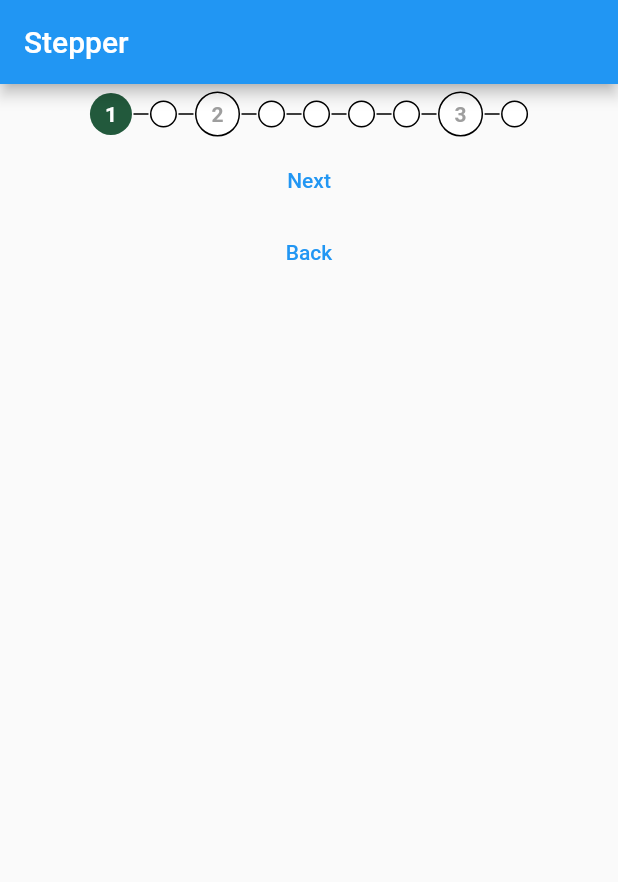
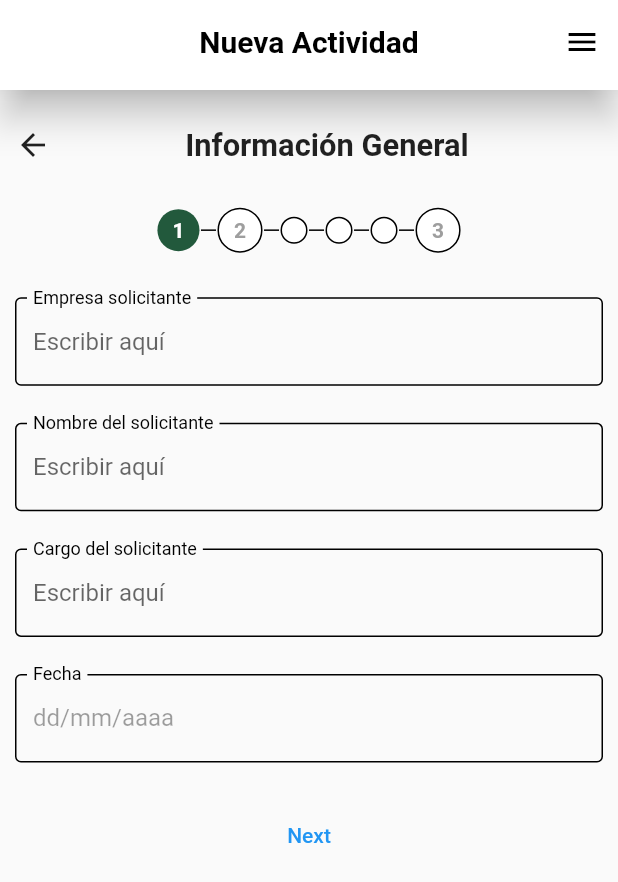
Before and after one commit to MIGUELMEDRAN/widget, a Flutter app: the screen it shows after launch, on a phone screen of 412 x 824 dp. Shown: the top 882 px of the screen. Run offline on Flutter 3.47's test engine with Material 2 defaults, Android fonts, the phone set to English and light mode, and no system bars; missing offline and left inert: change_notifier_builder.

Commit message:
appbar, generalInformation

```diff
--- a/lib/main.dart
+++ b/lib/main.dart
@@ -1,17 +1,36 @@
 import 'package:flutter/material.dart';
-import 'package:pruebas/custom_stepper.dart';
-import 'package:pruebas/custom_stepper_controller.dart';
+import 'package:pruebas/screens/create_activity/general_information_screen.dart';
+import 'package:pruebas/screens/create_activity/main_screen.dart';
+import 'package:pruebas/widgets/custom_stepper.dart';
+import 'package:pruebas/widgets/custom_stepper_controller.dart';
+import 'package:pruebas/widgets/custom_text_form_field.dart';
+import 'package:pruebas/widgets/date_text_form_field.dart';
 
 void main() => runApp(MyApp());
 
 class MyApp extends StatelessWidget {
-  CustomStepperController customStepperController = CustomStepperController();
 
   @override
   Widget build(BuildContext context) {
     return MaterialApp(
+      debugShowCheckedModeBanner: false,
       title: 'Stepper',
-      home: Scaffold(
+      home: MainScreen()
+    );
+  }
+}
+
+class HomeScreen extends StatelessWidget {
+  HomeScreen({
+    Key? key,
+  }) : super(key: key);
+
+  CustomStepperController customStepperController = CustomStepperController();
+
+
+  @override
+  Widget build(BuildContext context) {
+    return Scaffold(
       appBar: AppBar(
         title: const Text('Stepper'),
       ),
@@ -20,7 +39,11 @@ class MyApp extends StatelessWidget {
           Center(
             child: CustomStepper(
               customStepperController: customStepperController,
-                stepperItems: const {1: 1, 2: 4, 3: 1},
+              stepperItems: const {
+                1: 0,
+                2: 4,
+                3: 0,
+              },
             ),
           ),
           TextButton(
@@ -35,8 +58,20 @@ class MyApp extends StatelessWidget {
               customStepperController.currentStep--;
             },
           ),
+          CustomTextFormField(
+            label: 'Empresa',
+            hintText: 'Su empresa...',
+            validator: null,
+            onChanged: (value) => print(value),
+          ),
+          const SizedBox(height: 20),
+          DateTextFormField(
+            label: 'Fecha',
+            hintText: 'dd/mm/aaaa',
+            validator: null,
+            onChanged: (value) => print(value),
+          ),
         ],
-        ),
       ),
     );
   }
--- /dev/null
+++ b/lib/screens/create_activity/general_information_screen.dart
@@ -0,0 +1,48 @@
+import 'package:flutter/material.dart';
+import 'package:pruebas/widgets/custom_text_form_field.dart';
+import 'package:pruebas/widgets/date_text_form_field.dart';
+
+class GeneralnformationScreen extends StatelessWidget {
+  GeneralnformationScreen({Key? key}) : super(key: key);
+
+  @override
+  Widget build(BuildContext context) {
+    final size = MediaQuery.of(context).size;
+
+    return Column(
+      children: [
+        CustomTextFormField(
+          label: 'Empresa solicitante',
+          hintText: 'Escribir aquí',
+          onChanged: (value) {},
+          validator: null,
+        ),
+        SizedBox(height: size.height * 0.03),
+
+        CustomTextFormField(
+          label: 'Nombre del solicitante',
+          hintText: 'Escribir aquí',
+          onChanged: (value) {},
+          validator: null,
+        ),
+        SizedBox(height: size.height * 0.03),
+
+        CustomTextFormField(
+          label: 'Cargo del solicitante',
+          hintText: 'Escribir aquí',
+          onChanged: (value) {},
+          validator: null,
+        ),
+        SizedBox(height: size.height * 0.03),
+
+        DateTextFormField(
+          label: 'Fecha',
+          hintText: 'dd/mm/aaaa',
+          onChanged: (value) {},
+          validator: null,
+        ),
+        SizedBox(height: size.height * 0.03),
+      ],
+    );
+  }
+}
--- /dev/null
+++ b/lib/screens/create_activity/main_screen.dart
@@ -0,0 +1,83 @@
+import 'package:flutter/material.dart';
+import 'package:pruebas/screens/create_activity/general_information_screen.dart';
+import 'package:pruebas/widgets/custom_appbar.dart';
+import 'package:pruebas/widgets/custom_stepper.dart';
+import 'package:pruebas/widgets/custom_stepper_controller.dart';
+import 'package:pruebas/widgets/title_text.dart';
+
+class MainScreen extends StatefulWidget {
+  /**
+   * [MainScreen] de las pantallas para crear una nueva actividad.
+   * En [FIGMA]: Nueva Actividad/Crear Nueva Actividad
+   */
+  MainScreen({Key? key}) : super(key: key);
+
+  @override
+  State<MainScreen> createState() => _MainScreenState();
+}
+
+class _MainScreenState extends State<MainScreen> {
+  CustomStepperController customStepperController = CustomStepperController();
+
+  //Establecer los screens de los demás equipos
+  List<Widget> screens = [
+    GeneralnformationScreen(),
+    GeneralnformationScreen(),
+    GeneralnformationScreen(),
+    GeneralnformationScreen(),
+    GeneralnformationScreen(),
+    GeneralnformationScreen(),
+  ];
+
+  @override
+  Widget build(BuildContext context) {
+    final size = MediaQuery.of(context).size;
+    return Scaffold(
+      appBar: const CustomAppBar(
+        title: 'Nueva Actividad',
+      ),
+      endDrawer: const Drawer(),
+      body: SingleChildScrollView(
+        padding: const EdgeInsets.symmetric(horizontal: 10),
+        child: Column(
+          children: [
+            SizedBox(height: size.height * 0.03),
+            Row(
+              children: [
+                GestureDetector(
+                  child: const Icon(Icons.arrow_back),
+                  onTap: () {
+                    customStepperController.currentStep--;
+                    setState(() {});
+                  },
+                ),
+                const Spacer(),
+                const TitleText('Información General'),
+                const Spacer(),
+              ],
+            ),
+            SizedBox(height: size.height * 0.03),
+
+            CustomStepper(
+              customStepperController: customStepperController,
+              stepperItems: const {1: 0, 2: 3, 3: 0},
+            ),
+            SizedBox(height: size.height * 0.03),
+
+            //************Screens here*****************/
+            screens[customStepperController.currentStep],
+            //******************************************/
+
+            TextButton(
+              child: const Text('Next'),
+              onPressed: (){
+                customStepperController.currentStep++;
+                setState(() {});
+              },
+            ),
+          ],
+        ),
+      ),
+    );
+  }
+}
--- /dev/null
+++ b/lib/widgets/custom_appbar.dart
@@ -0,0 +1,29 @@
+import 'package:flutter/material.dart';
+
+class CustomAppBar extends StatelessWidget with PreferredSizeWidget{
+  final String title;
+  final double? fontSize;
+  const CustomAppBar({Key? key, required this.title, this.fontSize}) : super(key: key);
+
+  @override
+  Widget build(BuildContext context) {
+    return AppBar(
+      backgroundColor: Colors.white,
+      iconTheme: const IconThemeData(color: Colors.black),
+      title: Text(
+        title,
+        style: TextStyle(
+          fontSize: fontSize,
+          fontWeight: FontWeight.bold,
+          color: Colors.black,
+        ),
+      ),
+      centerTitle: true,
+      elevation: 10,
+    );
+  }
+
+  @override
+  // TODO: implement preferredSize
+  Size get preferredSize => const Size.fromHeight(60);
+}
--- a/lib/custom_stepper.dart
+++ b/lib/widgets/custom_stepper.dart
@@ -1,6 +1,6 @@
 import 'package:change_notifier_builder/change_notifier_builder.dart';
 import 'package:flutter/material.dart';
-import 'package:pruebas/custom_stepper_controller.dart';
+import 'package:pruebas/widgets/custom_stepper_controller.dart';
 
 class CustomStepper extends StatelessWidget {
   final CustomStepperController customStepperController;
--- /dev/null
+++ b/lib/widgets/custom_text_form_field.dart
@@ -0,0 +1,43 @@
+import 'package:flutter/material.dart';
+
+class CustomTextFormField extends StatelessWidget {
+  final String label;
+  final String hintText;
+  final void Function(String value) onChanged;
+  final String? Function(String? value)? validator;
+
+  const CustomTextFormField({
+    Key? key,
+    required this.onChanged,
+    this.validator,
+    required this.label,
+    required this.hintText,
+  }) : super(key: key);
+
+  @override
+  Widget build(BuildContext context) {
+    return TextFormField(
+      cursorColor: Colors.black,
+      decoration: InputDecoration(
+        label: Text(label),
+        labelStyle: const TextStyle(
+          color: Colors.black,
+        ),
+        floatingLabelBehavior: FloatingLabelBehavior.always,
+        hintText: hintText,
+        enabledBorder: const OutlineInputBorder(
+          borderSide: BorderSide(
+            color: Colors.black,
+          ),
+        ),
+        focusedBorder: const OutlineInputBorder(
+          borderSide: BorderSide(
+            color: Colors.black,
+          ),
+        ),
+      ),
+      onChanged: onChanged,
+      validator: validator,
+    );
+  }
+}
--- /dev/null
+++ b/lib/widgets/date_text_form_field.dart
@@ -0,0 +1,63 @@
+import 'package:flutter/material.dart';
+
+class DateTextFormField extends StatelessWidget {
+  final void Function(String value) onChanged;
+  final String? Function(String? value)? validator;
+  final String label;
+  final String hintText;
+
+  DateTextFormField({
+    Key? key,
+    required this.onChanged,
+    this.validator,
+    required this.label,
+    required this.hintText,
+  }) : super(key: key);
+
+  String date = '';
+  TextEditingController controller = TextEditingController();
+
+  @override
+  Widget build(BuildContext context) {
+    return GestureDetector(
+      child: TextFormField(
+        controller: controller,
+        enabled: false,
+        cursorColor: Colors.black,
+        decoration: InputDecoration(
+          label: Text(label),
+          labelStyle: const TextStyle(
+            color: Colors.black,
+          ),
+          floatingLabelBehavior: FloatingLabelBehavior.always,
+          hintText: hintText,
+          enabledBorder: const OutlineInputBorder(
+            borderSide: BorderSide(
+              color: Colors.black,
+            ),
+          ),
+          disabledBorder: const OutlineInputBorder(
+            borderSide: BorderSide(
+              color: Colors.black,
+            ),
+          ),
+        ),
+        onChanged: (value){
+          print('OnChanged: $value');
+        },
+        validator: validator,
+      ),
+      onTap: () async {
+        final DateTime? date = await showDatePicker(
+          context: context,
+          initialDate: DateTime.now(),
+          firstDate: DateTime(1999),
+          lastDate: DateTime(2150),
+        );
+        if(date != null){
+          controller.text = '${date.day}/${date.month}/${date.year}';
+        }
+      } ,
+    );
+  }
+}
--- /dev/null
+++ b/lib/widgets/title_text.dart
@@ -0,0 +1,18 @@
+import 'package:flutter/material.dart';
+
+class TitleText extends StatelessWidget {
+  final String text;
+  const TitleText(this.text, {Key? key}) : super(key: key);
+
+  @override
+  Widget build(BuildContext context) {
+    final size = MediaQuery.of(context).size;
+    return Text(
+      text,
+      style: TextStyle(
+        fontWeight: FontWeight.bold,
+        fontSize: size.width * 0.05
+      ),
+    );
+  }
+}
```
Also changed, not shown: lib/widgets/custom_stepper_controller.dart (renamed from lib/custom_stepper_controller.dart). Lines whose indentation alone changed are shown as unchanged.
